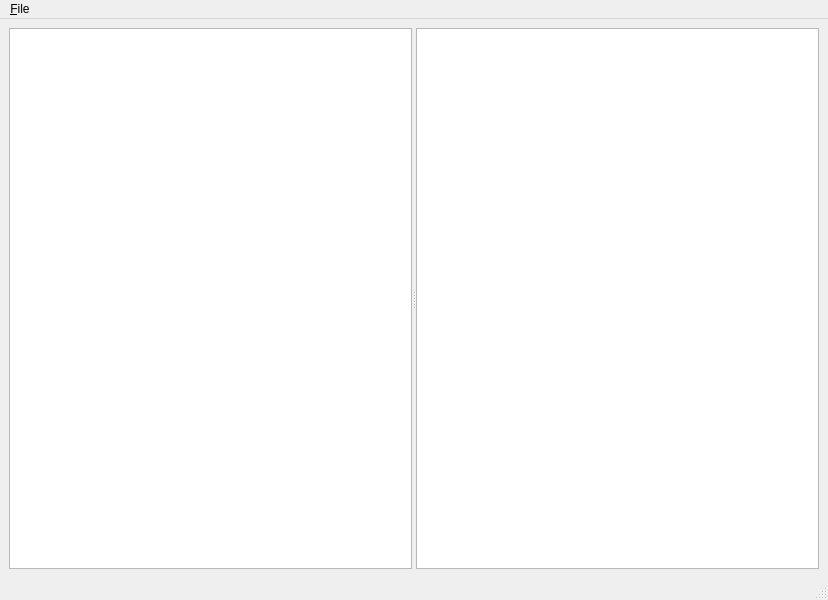
This is src/mainwindow.ui in pvanek/nextcloud-password-client as Qt 5 draws it before an edit. The edited form follows.
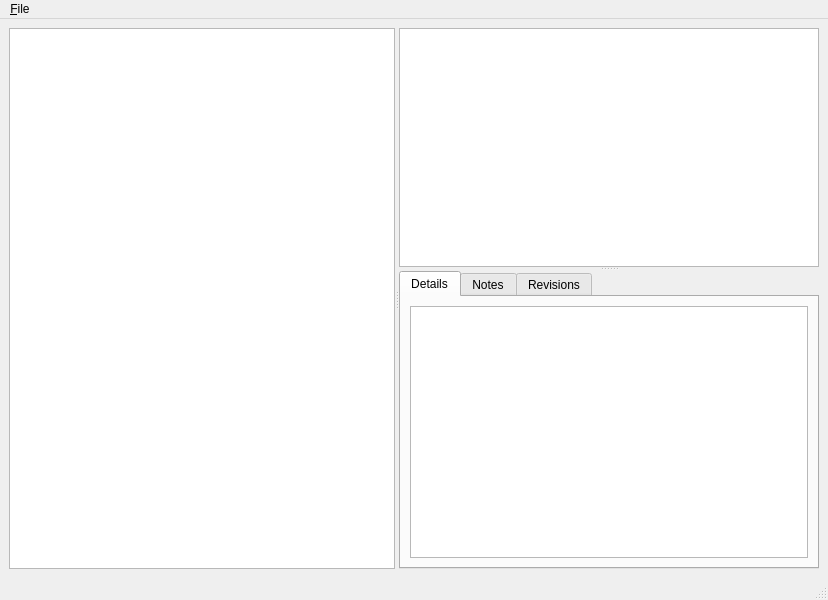
This is the edited form.

Commit message: initial implementation of detail views (detail, notes, etc)

What changed in the file:
```diff
--- a/src/mainwindow.ui
+++ b/src/mainwindow.ui
@@ -16,7 +16,7 @@
   <widget class="QWidget" name="centralwidget">
    <layout class="QGridLayout" name="gridLayout">
     <item row="0" column="0">
-     <widget class="QSplitter" name="splitter">
+     <widget class="QSplitter" name="splitter_2">
       <property name="orientation">
        <enum>Qt::Horizontal</enum>
       </property>
@@ -25,10 +25,50 @@
         <bool>true</bool>
        </property>
       </widget>
-      <widget class="QTableView" name="tableView">
-       <property name="alternatingRowColors">
-        <bool>true</bool>
+      <widget class="QSplitter" name="splitter">
+       <property name="orientation">
+        <enum>Qt::Vertical</enum>
        </property>
+       <widget class="QTableView" name="tableView">
+        <property name="alternatingRowColors">
+         <bool>true</bool>
+        </property>
+       </widget>
+       <widget class="QTabWidget" name="detailTabWidget">
+        <property name="currentIndex">
+         <number>0</number>
+        </property>
+        <widget class="QWidget" name="tabDetails">
+         <attribute name="title">
+          <string>Details</string>
+         </attribute>
+         <layout class="QGridLayout" name="gridLayout_3">
+          <item row="0" column="0">
+           <widget class="QTextBrowser" name="detailsBrowser"/>
+          </item>
+         </layout>
+        </widget>
+        <widget class="QWidget" name="tabNotes">
+         <attribute name="title">
+          <string>Notes</string>
+         </attribute>
+         <layout class="QGridLayout" name="gridLayout_4">
+          <item row="0" column="0">
+           <widget class="QTextBrowser" name="notesBrowser"/>
+          </item>
+         </layout>
+        </widget>
+        <widget class="QWidget" name="tabRevisions">
+         <attribute name="title">
+          <string>Revisions</string>
+         </attribute>
+         <layout class="QGridLayout" name="gridLayout_5">
+          <item row="0" column="0">
+           <widget class="QTextBrowser" name="revisionsBrowser"/>
+          </item>
+         </layout>
+        </widget>
+       </widget>
       </widget>
      </widget>
     </item>
```
Left out of the diff: 2 changed lines with no effect on the pictures. The commit also changes 4 other files.
